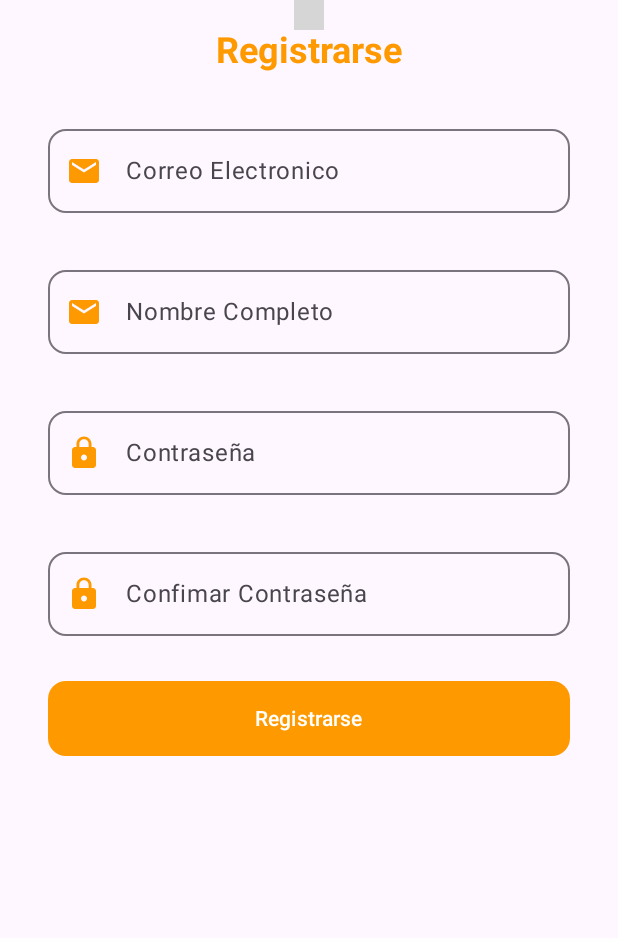
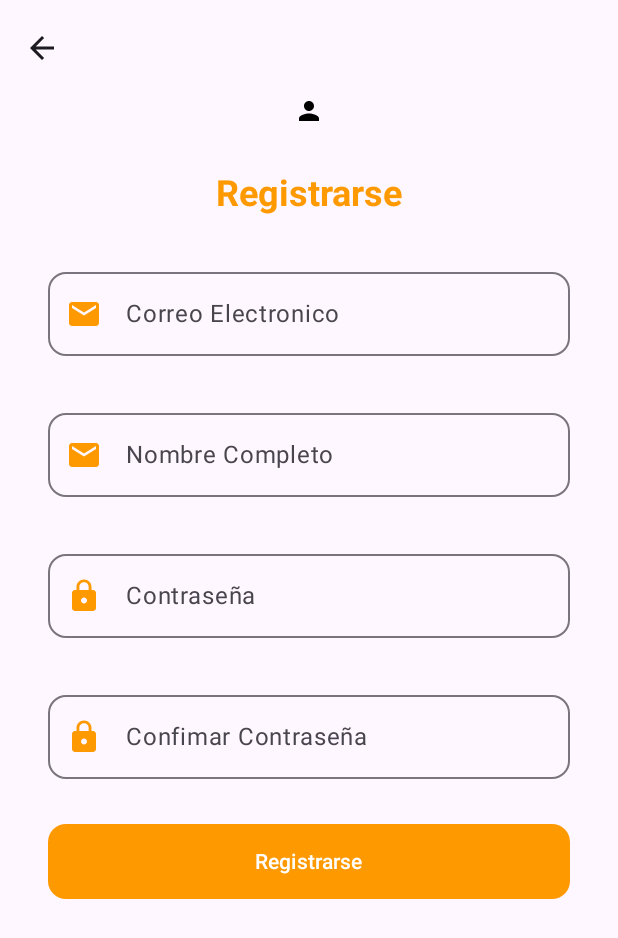
Before and after one commit to lwaked01/EcommerceApp, an Android app built with Jetpack Compose: the @Preview function RegisterScreenPreview, on a phone screen of 412 x 824 dp. Shown: the top 938 px of the screen. Run offline under Robolectric (Android 15) with nearby library versions, the phone set to English and light mode, and no system bars; grey boxes are pictures that could not be loaded.

```diff
--- a/app/build.gradle.kts
+++ b/app/build.gradle.kts
@@ -41,6 +41,7 @@ android {
 
 dependencies {
 
+    implementation("androidx.navigation:navigation-compose:2.8.9")
     implementation(libs.androidx.core.ktx)
     implementation(libs.androidx.lifecycle.runtime.ktx)
     implementation(libs.androidx.activity.compose)
--- a/app/src/main/java/com/leonardoWaked/ecommerceapp/LoginScreen.kt
+++ b/app/src/main/java/com/leonardoWaked/ecommerceapp/LoginScreen.kt
@@ -29,9 +29,10 @@ import androidx.compose.ui.res.painterResource
 import androidx.compose.ui.text.font.FontWeight
 import androidx.compose.ui.unit.dp
 import androidx.compose.ui.unit.sp
+import androidx.navigation.NavController
 
 @Composable
-fun LoginScreen() {
+fun LoginScreen(myNavController: NavController) {
     Scaffold { innerPadding ->
         Column(
             modifier = Modifier
@@ -119,5 +120,5 @@ fun LoginScreen() {
 @Preview
 @Composable
 fun LoginScreenPreview() {
-    LoginScreen()
+    //LoginScreen()
 }
--- a/app/src/main/java/com/leonardoWaked/ecommerceapp/RegisterScreen.kt
+++ b/app/src/main/java/com/leonardoWaked/ecommerceapp/RegisterScreen.kt
@@ -1,6 +1,7 @@
 package com.leonardoWaked.ecommerceapp
 
 import androidx.compose.foundation.Image
+import androidx.compose.foundation.layout.Arrangement
 import androidx.compose.foundation.layout.Column
 import androidx.compose.foundation.layout.Spacer
 import androidx.compose.foundation.layout.fillMaxWidth
@@ -9,15 +10,19 @@ import androidx.compose.foundation.layout.padding
 import androidx.compose.foundation.layout.size
 import androidx.compose.foundation.shape.RoundedCornerShape
 import androidx.compose.material.icons.Icons
+import androidx.compose.material.icons.filled.ArrowBack
 import androidx.compose.material.icons.filled.Email
 import androidx.compose.material.icons.filled.Lock
 import androidx.compose.material.icons.filled.Person
 import androidx.compose.material3.Button
 import androidx.compose.material3.ButtonDefaults
+import androidx.compose.material3.ExperimentalMaterial3Api
 import androidx.compose.material3.Icon
+import androidx.compose.material3.IconButton
 import androidx.compose.material3.OutlinedTextField
 import androidx.compose.material3.Scaffold
 import androidx.compose.material3.Text
+import androidx.compose.material3.TopAppBar
 import androidx.compose.runtime.Composable
 import androidx.compose.ui.Alignment
 import androidx.compose.ui.Modifier
@@ -27,18 +32,34 @@ import androidx.compose.ui.tooling.preview.Preview
 import androidx.compose.ui.unit.dp
 import androidx.compose.ui.unit.sp
 
+@OptIn(ExperimentalMaterial3Api::class)
 @Composable
 fun RegisterScreen(){
- Scaffold { innerPadding ->
+ Scaffold (
+     topBar = {
+         TopAppBar(
+             title = {},
+             navigationIcon = {
+                 IconButton(onClick = {
+
+                 }) {
+                     Icon(Icons.Default.ArrowBack, contentDescription = null)
+                 }
+             }
+         )
+     }
+ ){ innerPadding ->
      Column (modifier = Modifier.padding(innerPadding)
          .padding(horizontal = 32.dp),
-         horizontalAlignment = Alignment.CenterHorizontally){
+         horizontalAlignment = Alignment.CenterHorizontally,
+         verticalArrangement = Arrangement.Center) {
 
          Image(imageVector = Icons.Default.Person,
             contentDescription = null,
-            modifier = Modifier.size(20.dp)),
+            modifier = Modifier.size(20.dp))
 
-         Spacer(modifier = Modifier.height(31.dp))
+         Spacer(modifier = Modifier.height(31.dp)
+         )
 
          Text(
              text = "Registrarse",
```
Also changed, not shown: app/src/main/java/com/leonardoWaked/ecommerceapp/MainActivity.kt (+18 -1 lines).
